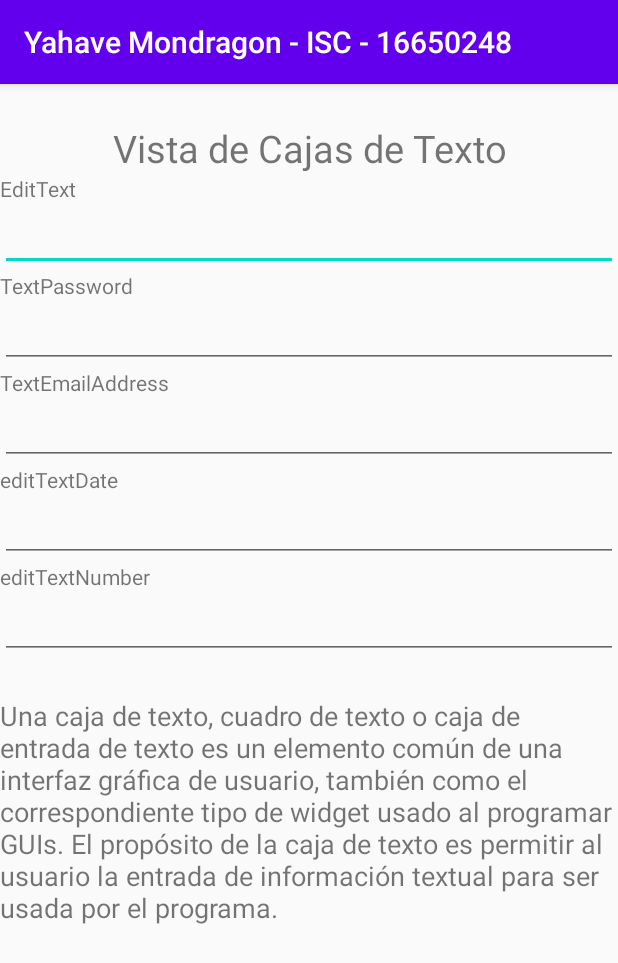
After one commit to yahaveGO/AppUIBasica_moviles, an Android app: the CajaTexto screen opened directly, with no data from a screen before it, on a phone screen of 412 x 824 dp. The commit adds this screen. Shown: the top 963 px of the screen. Run offline under Robolectric (Android 15) with nearby library versions, the light colour scheme and no system bars.

Commit message:
Copia de seguridad 10-10-2020,Final

```diff
--- a/app/src/main/AndroidManifest.xml
+++ b/app/src/main/AndroidManifest.xml
@@ -9,7 +9,11 @@
         android:roundIcon="@mipmap/ic_launcher_round"
         android:supportsRtl="true"
         android:theme="@style/AppTheme">
-        <activity android:name=".BotonCasillas"></activity>
+        <activity android:name=".CajaTexto"></activity>
+        <activity android:name=".Boton_radio" />
+        <activity android:name=".Etiqueta" />
+        <activity android:name=".Selector" />
+        <activity android:name=".BotonCasillas" />
         <activity android:name=".BotonActivity" />
         <activity android:name=".MainActivity">
             <intent-filter>
--- /dev/null
+++ b/app/src/main/java/com/example/appuibasica/CajaTexto.java
@@ -0,0 +1,14 @@
+package com.example.appuibasica;
+
+import androidx.appcompat.app.AppCompatActivity;
+
+import android.os.Bundle;
+
+public class CajaTexto extends AppCompatActivity {
+
+    @Override
+    protected void onCreate(Bundle savedInstanceState) {
+        super.onCreate(savedInstanceState);
+        setContentView(R.layout.activity_caja_texto);
+    }
+}
--- /dev/null
+++ b/app/src/main/res/drawable/ic_baseline_create_24.xml
@@ -0,0 +1,5 @@
+<vector android:height="24dp" android:tint="#FFFFFF"
+    android:viewportHeight="24" android:viewportWidth="24"
+    android:width="24dp" xmlns:android="http://schemas.android.com/apk/res/android">
+    <path android:fillColor="@android:color/white" android:pathData="M3,17.25V21h3.75L17.81,9.94l-3.75,-3.75L3,17.25zM20.71,7.04c0.39,-0.39 0.39,-1.02 0,-1.41l-2.34,-2.34c-0.39,-0.39 -1.02,-0.39 -1.41,0l-1.83,1.83 3.75,3.75 1.83,-1.83z"/>
+</vector>
--- a/app/src/main/res/layout/activity_boton.xml
+++ b/app/src/main/res/layout/activity_boton.xml
@@ -13,7 +13,7 @@
         android:layout_height="wrap_content"
         android:layout_marginTop="@dimen/titulo_size"
         android:gravity="center"
-        android:text="@string/actividades"
+        android:text="@string/paso_parametros"
         android:textSize="@dimen/titulo_size" />
 
     <Button
--- /dev/null
+++ b/app/src/main/res/layout/activity_caja_texto.xml
@@ -0,0 +1,92 @@
+<?xml version="1.0" encoding="utf-8"?>
+<LinearLayout xmlns:android="http://schemas.android.com/apk/res/android"
+    xmlns:app="http://schemas.android.com/apk/res-auto"
+    xmlns:tools="http://schemas.android.com/tools"
+    android:layout_width="match_parent"
+    android:layout_height="match_parent"
+    android:orientation="vertical"
+    tools:context=".CajaTexto">
+
+    <TextView
+        android:id="@+id/textView"
+        android:layout_width="match_parent"
+        android:layout_height="wrap_content"
+        android:layout_marginTop="@dimen/titulo_size"
+        android:gravity="center"
+        android:text="@string/vista_cajas_de_texto"
+        android:textSize="@dimen/titulo_size" />
+
+
+    <TextView
+        android:id="@+id/textView3"
+        android:layout_width="match_parent"
+        android:layout_height="wrap_content"
+        android:text="@string/edittext" />
+
+    <EditText
+        android:id="@+id/editTextTextPersonName"
+        android:layout_width="match_parent"
+        android:layout_height="wrap_content"
+        android:ems="10"
+        android:inputType="textPersonName" />
+    <TextView
+        android:id="@+id/textView4"
+        android:layout_width="match_parent"
+        android:layout_height="wrap_content"
+        android:text="@string/textpassword" />
+
+    <EditText
+        android:id="@+id/editTextTextPassword"
+        android:layout_width="match_parent"
+        android:layout_height="wrap_content"
+        android:ems="10"
+        android:inputType="textPassword" />
+
+    <TextView
+        android:id="@+id/textView5"
+        android:layout_width="match_parent"
+        android:layout_height="wrap_content"
+        android:text="@string/textemailaddress" />
+
+    <EditText
+        android:id="@+id/editTextTextEmailAddress"
+        android:layout_width="match_parent"
+        android:layout_height="wrap_content"
+        android:ems="10"
+        android:inputType="textEmailAddress" />
+
+    <TextView
+        android:id="@+id/textView6"
+        android:layout_width="match_parent"
+        android:layout_height="wrap_content"
+        android:text="@string/edittextdate" />
+
+    <EditText
+        android:id="@+id/editTextDate"
+        android:layout_width="match_parent"
+        android:layout_height="wrap_content"
+        android:ems="10"
+        android:inputType="date" />
+
+    <TextView
+        android:id="@+id/textView7"
+        android:layout_width="match_parent"
+        android:layout_height="wrap_content"
+        android:text="@string/edittextnumber" />
+
+    <EditText
+        android:id="@+id/editTextNumber"
+        android:layout_width="match_parent"
+        android:layout_height="wrap_content"
+        android:ems="10"
+        android:inputType="number" />
+
+    <TextView
+        android:id="@+id/textView2"
+        android:layout_width="match_parent"
+        android:layout_height="match_parent"
+        android:layout_marginTop="@dimen/titulo_size"
+        android:text="Una caja de texto, cuadro de texto o caja de entrada de texto es un elemento común de una interfaz gráfica de usuario, también como el correspondiente tipo de widget usado al programar GUIs. El propósito de la caja de texto es permitir al usuario la entrada de información textual para ser usada por el programa."
+        android:textSize="@dimen/opciones_size" />
+
+</LinearLayout>
--- a/app/src/main/res/values/strings.xml
+++ b/app/src/main/res/values/strings.xml
@@ -22,4 +22,22 @@
     <string name="vista_etiquetas">Vista de Etiquetas</string>
     <string name="vista_botones_de_redio">Vista de Botones de Radio</string>
     <string name="vista_cajas_de_texto">Vista de Cajas de Texto</string>
+    <string name="txteliminar">Eliminar</string>
+    <string name="txteditar">Editar</string>
+    <string name="boton">Boton</string>
+    <string name="txthombre">Hombre</string>
+    <string name="txtmujer">Mujer</string>
+    <string name="edittext">EditText</string>
+    <string name="textpassword">TextPassword</string>
+    <string name="textemailaddress">TextEmailAddress</string>
+    <string name="edittextdate">editTextDate</string>
+    <string name="edittextnumber">editTextNumber</string>
+
+    <string-array name="numbers">
+        <item>One</item>
+        <item>Two</item>
+        <item>Three</item>
+        <item>Four</item>
+        <item>Five</item>
+    </string-array>
 </resources>
```
Also changed, not shown: app/src/main/java/com/example/appuibasica/Boton_radio.java (added, +14 -0 lines), app/src/main/java/com/example/appuibasica/Etiqueta.java (added, +14 -0 lines), app/src/main/java/com/example/appuibasica/MainActivity.java (+52 -4 lines), app/src/main/java/com/example/appuibasica/Selector.java (added, +38 -0 lines), app/src/main/res/layout/activity_boton_radio.xml (added, +56 -0 lines), app/src/main/res/layout/activity_etiqueta.xml (added, +76 -0 lines), app/src/main/res/layout/activity_selector.xml (added, +36 -0 lines).
